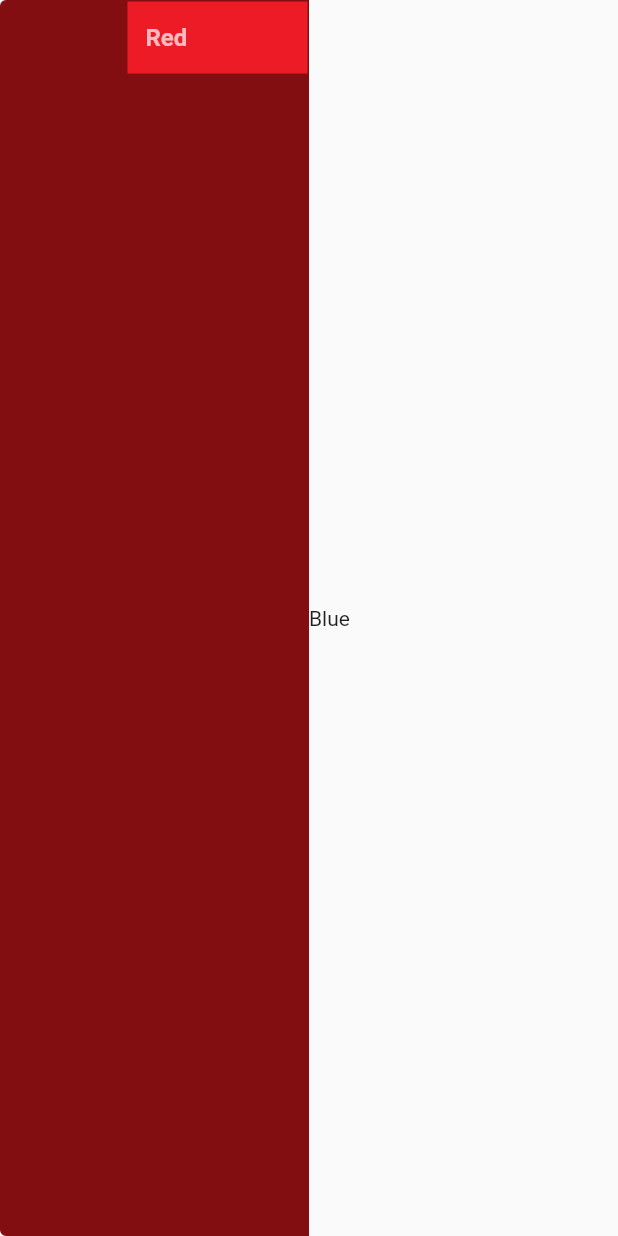
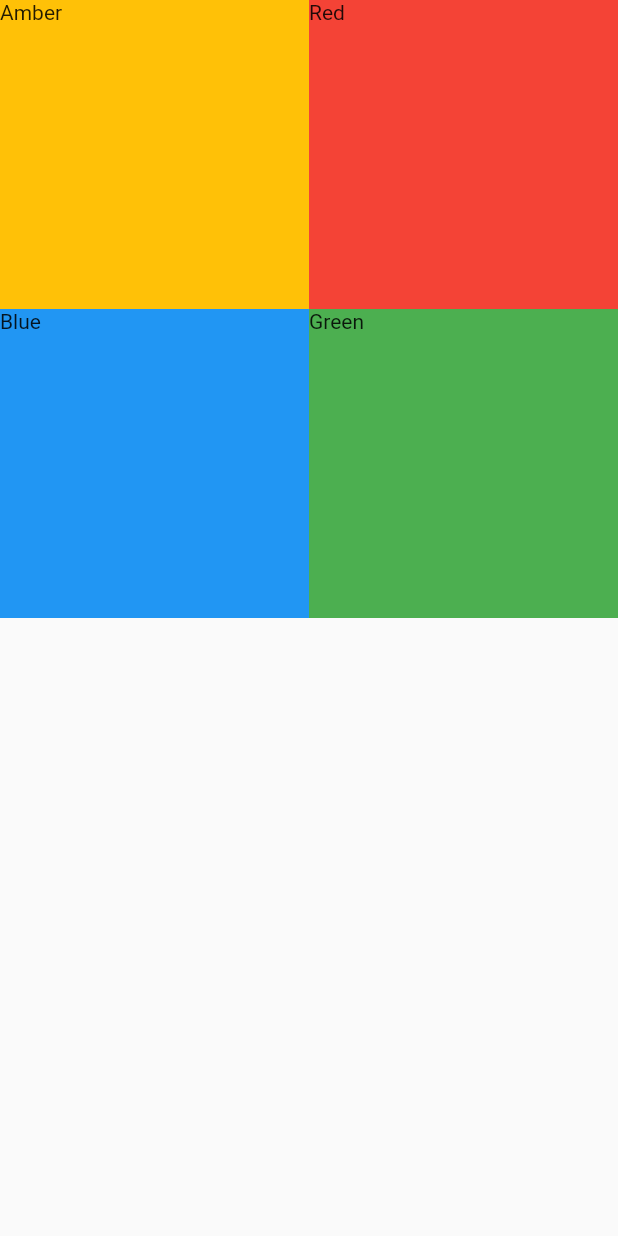
Before and after one commit to samp42/TechScout2023, a Flutter app: the ResultsForm widget shown alone on an empty page, opened directly, on a phone screen of 412 x 824 dp. Run offline on Flutter 3.47's test engine with Material 2 defaults, Android fonts, the phone set to English and light mode, and no system bars.

Commit message:
advance ui, must debug on x86

```diff
--- a/Scout/lib/theme.dart
+++ b/Scout/lib/theme.dart
@@ -27,3 +27,5 @@ Map<int, Color> _makeSwatch(Color color) {
     900: color,
   };
 }
+
+const double kBorderRadius = 12;
--- a/Scout/lib/views/match_scouting/match_scouting_entry.dart
+++ b/Scout/lib/views/match_scouting/match_scouting_entry.dart
@@ -107,11 +107,10 @@ class _MatchScoutingEntryState extends State<MatchScoutingEntry> {
               content: Row(
                 children: const [
                   Expanded(
-                    child: MatchInformationStep(allianceEnum: AllianceEnum.red),
+                    child: MatchInformationStep(alliance: AllianceEnum.red),
                   ),
                   Expanded(
-                    child:
-                        MatchInformationStep(allianceEnum: AllianceEnum.blue),
+                    child: MatchInformationStep(alliance: AllianceEnum.blue),
                   ),
                 ],
               ),
--- a/Scout/lib/views/match_scouting/results_form.dart
+++ b/Scout/lib/views/match_scouting/results_form.dart
@@ -1,50 +1,5 @@
 import 'package:flutter/material.dart';
 import 'package:scout/theme.dart';
-
-class ResultsFormState extends State<ResultsForm> {
-  final _formKey = GlobalKey<FormState>();
-
-  @override
-  Widget build(BuildContext context) {
-    return Row(
-      children: [
-        Expanded(
-          flex: 1,
-          child: Container(
-            alignment: Alignment.topRight,
-            decoration: BoxDecoration(
-              color: redSecondary,
-              border: Border.all(color: redSecondary),
-              borderRadius: const BorderRadius.only(
-                  topLeft: Radius.circular(4), bottomLeft: Radius.circular(4)),
-            ),
-            child: TextFormField(
-              decoration: const InputDecoration(
-                  fillColor: redPrimary,
-                  filled: true,
-                  // no border
-                  border: InputBorder.none,
-                  hintText: 'Red',
-                  hintStyle: TextStyle(
-                    color: Colors.white70,
-                    fontSize: 16,
-                    fontWeight: FontWeight.bold,
-                  ),
-                  constraints: BoxConstraints(
-                      maxWidth: 120
-                  )
-              ),
-            ),
-          ),
-        ),
-        const Expanded(
-          flex: 1,
-          child: Text('Blue'),
-        ),
-      ],
-    );
-  }
-}
 
 class ResultsForm extends StatefulWidget {
   const ResultsForm({Key? key}) : super(key: key);
@@ -52,3 +7,132 @@ class ResultsForm extends StatefulWidget {
   @override
   ResultsFormState createState() => ResultsFormState();
 }
+
+class ResultsFormState extends State<ResultsForm> {
+  @override
+  Widget build(BuildContext context) {
+    return SizedBox(
+      child: GridView.count(
+        crossAxisCount: 2,
+        children: [
+          Container(
+            color: Colors.amber,
+            child: const Text('Amber'),
+          ),
+          Container(
+            color: Colors.red,
+            child: const Text('Red'),
+          ),
+          Container(
+            color: Colors.blue,
+            child: const Text('Blue'),
+          ),
+          Container(
+            color: Colors.green,
+            child: const Text('Green'),
+          ),
+        ],
+      ),
+    );
+  }
+}
+
+// Column(
+//       children: [
+//         Row(
+//           children: [
+//             Expanded(
+//               flex: 1,
+//               child: Container(
+//                 alignment: Alignment.topRight,
+//                 decoration: BoxDecoration(
+//                   color: redSecondary,
+//                   border: Border.all(color: redSecondary),
+//                   borderRadius:
+//                       const BorderRadius.only(topLeft: Radius.circular(4)),
+//                 ),
+//                 child: const TextField(
+//                   keyboardType: TextInputType.number,
+//                   decoration: InputDecoration(
+//                     fillColor: redPrimary,
+//                     filled: true,
+//                     // no border
+//                     border: InputBorder.none,
+//                     hintText: 'Red',
+//                     hintStyle: TextStyle(
+//                       color: Colors.white70,
+//                       fontSize: 16,
+//                       fontWeight: FontWeight.bold,
+//                     ),
+//                     constraints: BoxConstraints(maxWidth: 120),
+//                   ),
+//                   style: TextStyle(
+//                     color: Colors.white,
+//                     fontSize: 16,
+//                     fontWeight: FontWeight.bold,
+//                   ),
+//                 ),
+//               ),
+//             ),
+//             Expanded(
+//               flex: 1,
+//               child: Container(
+//                 alignment: Alignment.topLeft,
+//                 decoration: BoxDecoration(
+//                   color: blueSecondary,
+//                   border: Border.all(color: blueSecondary),
+//                   borderRadius:
+//                       const BorderRadius.only(topRight: Radius.circular(4)),
+//                 ),
+//                 child: const TextField(
+//                   keyboardType: TextInputType.number,
+//                   decoration: InputDecoration(
+//                     fillColor: bluePrimary,
+//                     filled: true,
+//                     // no border
+//                     border: InputBorder.none,
+//                     hintText: 'Blue',
+//                     hintStyle: TextStyle(
+//                       color: Colors.white70,
+//                       fontSize: 16,
+//                       fontWeight: FontWeight.bold,
+//                     ),
+//                     constraints: BoxConstraints(maxWidth: 120),
+//                   ),
+//                   style: TextStyle(
+//                     color: Colors.white,
+//                     fontSize: 16,
+//                     fontWeight: FontWeight.bold,
+//                   ),
+//                 ),
+//               ),
+//             ),
+//           ],
+//         ),
+//         Row(
+//           children: [
+//             Expanded(
+//               flex: 1,
+//               child: Container(
+//                 color: redSecondary,
+//                 child: Text('Red'),
+//               ),
+//             ),
+//             Expanded(
+//               flex: 1,
+//               child: Container(
+//                 color: whiteT4K,
+//                 child: Text('White'),
+//               ),
+//             ),
+//             Expanded(
+//               flex: 1,
+//               child: Container(
+//                 color: blueSecondary,
+//                 child: Text('Blue'),
+//               ),
+//             )
+//           ],
+//         ),
+//       ],
+//     )
```
Also changed, not shown: Scout/lib/views/match_scouting/match_information_step.dart (+15 -19 lines), Scout/lib/views/match_scouting/teleop_form.dart (+11 -5 lines), Scout/lib/views/match_scouting/teleop_form_column.dart (added, +178 -0 lines), 3 other files.
